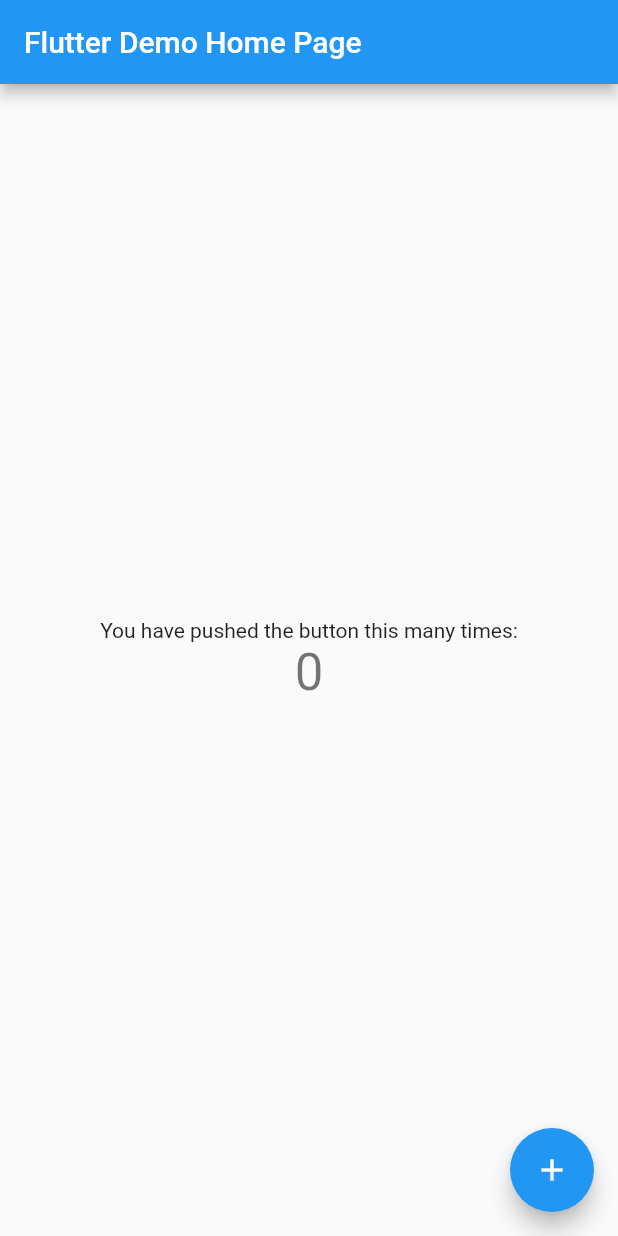
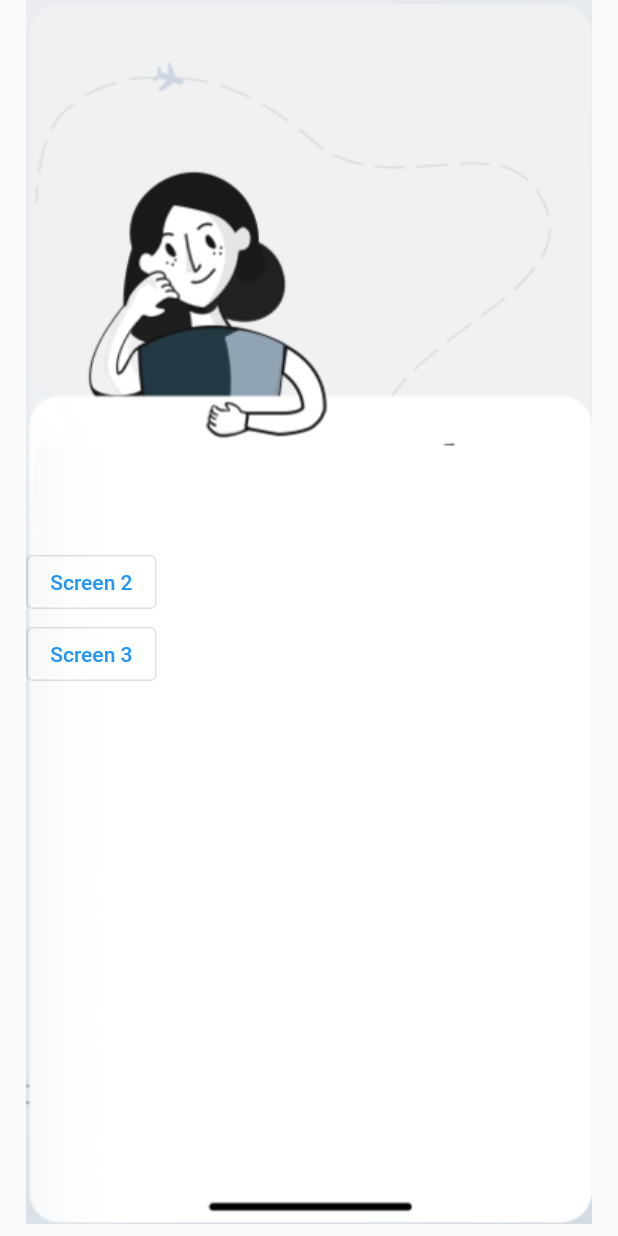
Before and after one commit to amigosilo/Login_Screen, a Flutter app: the screen it shows after launch, on a phone screen of 412 x 824 dp. Run offline on Flutter 3.47's test engine with Material 2 defaults, Android fonts, the phone set to English and light mode, and no system bars.

Commit message:
Added placeholder buttons to switch to screen 2 and 3

```diff
--- a/lib/screen1.dart
+++ b/lib/screen1.dart
@@ -1,4 +1,6 @@
 import 'package:flutter/material.dart';
+import 'screen2.dart';
+import 'screen3.dart';
 
 void main() {
   runApp(const MyApp());
@@ -14,7 +16,7 @@ class MyApp extends StatelessWidget {
       theme: ThemeData(
         primarySwatch: Colors.blue,
       ),
-      home: const MyHomePage(title: 'Flutter Demo Home Page'),
+      home: const MyHomePage(title: 'Login Screen'),
     );
   }
 }
@@ -29,39 +31,49 @@ class MyHomePage extends StatefulWidget {
 }
 
 class _MyHomePageState extends State<MyHomePage> {
-  int _counter = 0;
-
-  void _incrementCounter() {
-    setState(() {
-      _counter++;
-    });
-  }
 
   @override
   Widget build(BuildContext context) {
     return Scaffold(
-      appBar: AppBar(
-        title: Text(widget.title),
-      ),
       body: Center(
-        child: Column(
-          mainAxisAlignment: MainAxisAlignment.center,
+        child: Stack(
           children: <Widget>[
-            const Text(
-              'You have pushed the button this many times:',
-            ),
-            Text(
-              '$_counter',
-              style: Theme.of(context).textTheme.headline4,
+            Image.asset('assets/images/bg.png'),
+            Column(
+              mainAxisAlignment: MainAxisAlignment.center,
+              children: <Widget>[
+                OutlinedButton(
+                  onPressed: (){
+                    Navigator.push(
+                      context,
+                      MaterialPageRoute (
+                        builder: (BuildContext context) => const Screen2(title: 'Screen 2'),
+                      ),
+                    );
+                  }, child:
+                  const Text(
+                    'Screen 2'
+                  ),
+                ),
+                OutlinedButton(
+                  onPressed: (){
+                    Navigator.push(
+                      context,
+                      MaterialPageRoute (
+                        builder: (BuildContext context) => const Screen3(title: 'Screen 3'),
+                      ),
+                    );
+                  },
+                  child:
+                  const Text(
+                      'Screen 3'
+                  ),
+                ),
+              ],
             ),
           ],
         ),
       ),
-      floatingActionButton: FloatingActionButton(
-        onPressed: _incrementCounter,
-        tooltip: 'Increment',
-        child: const Icon(Icons.add),
-      ),
     );
   }
 }
--- a/pubspec.yaml
+++ b/pubspec.yaml
@@ -58,9 +58,8 @@ flutter:
   uses-material-design: true
 
   # To add assets to your application, add an assets section, like this:
-  # assets:
-  #   - images/a_dot_burr.jpeg
-  #   - images/a_dot_ham.jpeg
+  assets:
+    - assets/images/bg.png
 
   # An image asset can refer to one or more resolution-specific "variants", see
   # https://flutter.dev/assets-and-images/#resolution-aware.
```
Also changed, not shown: lib/screen2.dart (+32 -0 lines), lib/screen3.dart (+32 -0 lines), 1 other file.
